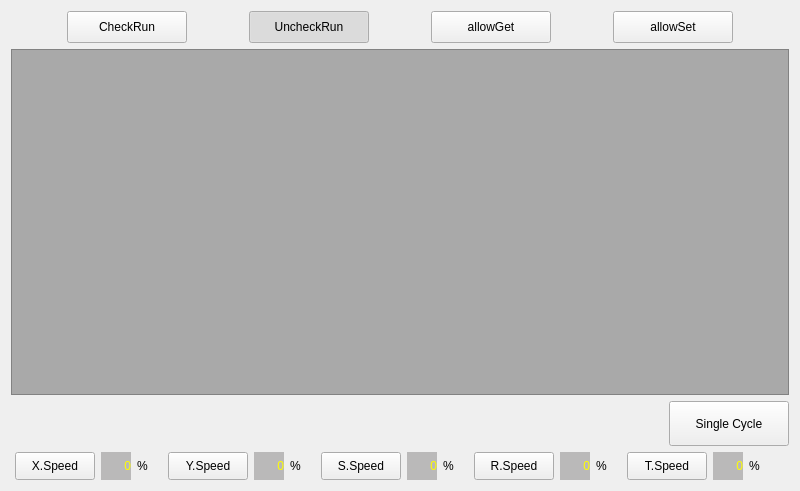
This is hcinstruction/ichcprogrammonitorframe.ui in GaussCheng/2-5AxisPunch as Qt 5 draws it before an edit. The edited form follows.
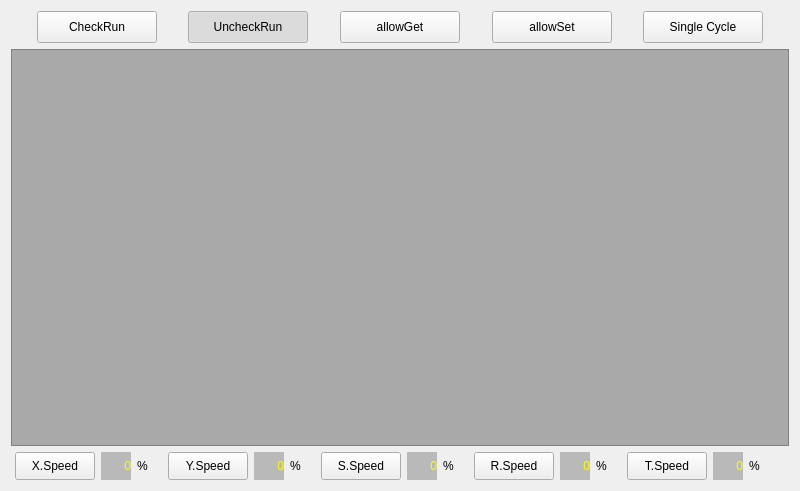
This is the edited form.

What changed in the file:
```diff
--- a/hcinstruction/ichcprogrammonitorframe.ui
+++ b/hcinstruction/ichcprogrammonitorframe.ui
@@ -203,6 +203,35 @@
        </property>
       </widget>
      </item>
+     <item>
+      <spacer name="horizontalSpacer_7">
+       <property name="orientation">
+        <enum>Qt::Horizontal</enum>
+       </property>
+       <property name="sizeHint" stdset="0">
+        <size>
+         <width>40</width>
+         <height>20</height>
+        </size>
+       </property>
+      </spacer>
+     </item>
+     <item>
+      <widget class="QPushButton" name="singleCycle">
+       <property name="minimumSize">
+        <size>
+         <width>120</width>
+         <height>32</height>
+        </size>
+       </property>
+       <property name="focusPolicy">
+        <enum>Qt::NoFocus</enum>
+       </property>
+       <property name="text">
+        <string>Single Cycle</string>
+       </property>
+      </widget>
+     </item>
      <item>
       <spacer name="horizontalSpacer_2">
        <property name="orientation">
@@ -254,39 +283,6 @@
      </property>
     </widget>
    </item>
-   <item>
-    <layout class="QHBoxLayout" name="horizontalLayout_3">
-     <item>
-      <spacer name="horizontalSpacer_6">
-       <property name="orientation">
-        <enum>Qt::Horizontal</enum>
-       </property>
-       <property name="sizeHint" stdset="0">
-        <size>
-         <width>40</width>
-         <height>20</height>
-        </size>
-       </property>
-      </spacer>
-     </item>
-     <item>
-      <widget class="QPushButton" name="singleCycle">
-       <property name="minimumSize">
-        <size>
-         <width>120</width>
-         <height>45</height>
-        </size>
-       </property>
-       <property name="focusPolicy">
-        <enum>Qt::NoFocus</enum>
-       </property>
-       <property name="text">
-        <string>Single Cycle</string>
-       </property>
-      </widget>
-     </item>
-    </layout>
-   </item>
    <item>
     <layout class="QHBoxLayout" name="horizontalLayout">
      <property name="spacing">
```
